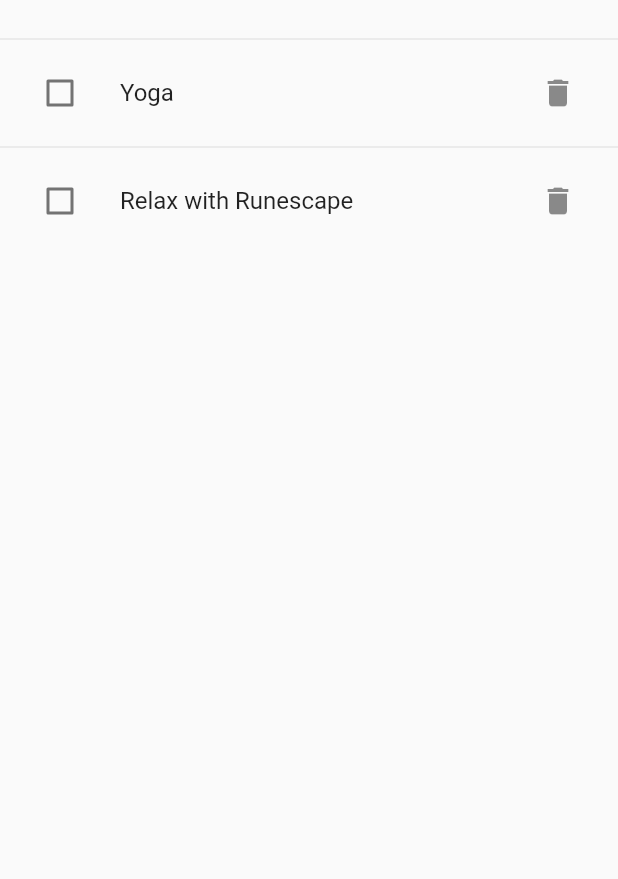
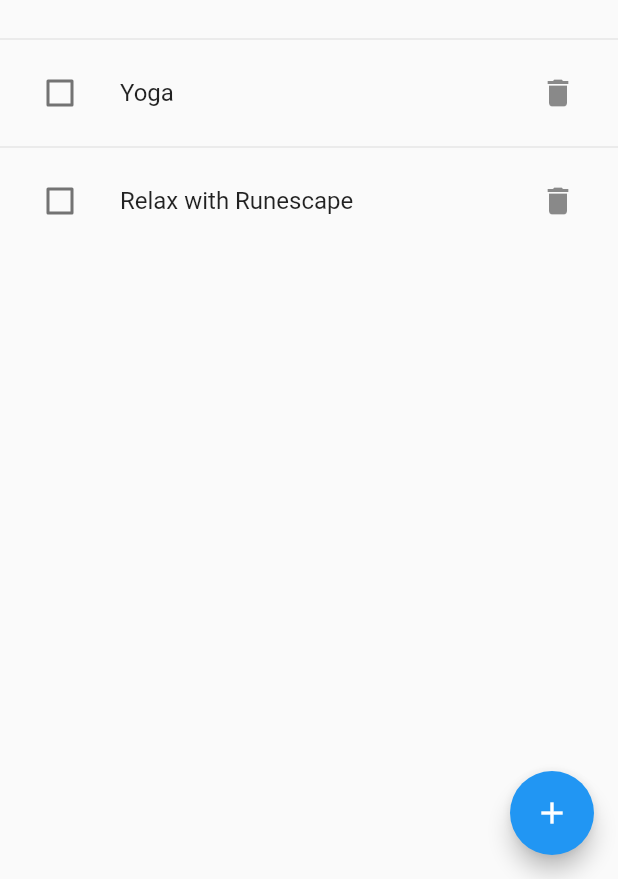
Before and after one commit to Z-Foster/todo-flutter, a Flutter app: the screen it shows after launch, on a phone screen of 412 x 824 dp, the part 357-1236 px from its top. Run offline on Flutter 3.47's test engine with Material 2 defaults, Android fonts, the phone set to English and light mode, and no system bars.

Commit message:
Add task modal in the works. Need to switch to showModalBottomSheet to prevent interaction with the rest of the app while adding a task.

```diff
--- /dev/null
+++ b/lib/add_task_fab.dart
@@ -0,0 +1,34 @@
+import 'package:flutter/material.dart';
+import 'package:todo/add_task_modal.dart';
+
+class AddTaskFab extends StatefulWidget {
+  @override
+  State createState() => _AddTaskFabState();
+}
+
+class _AddTaskFabState extends State<AddTaskFab> {
+  bool _showFab = true;
+
+  @override
+  Widget build(BuildContext context) {
+    return _showFab
+        ? FloatingActionButton(
+            child: Icon(Icons.add),
+            onPressed: () {
+              // modalFuture resolves when modal closes.
+              var controller = showBottomSheet(
+                context: context,
+                builder: (context) => AddTaskModal(),
+              );
+              _showFloatingActionButton(false);
+              controller.closed.then((_) => _showFloatingActionButton(true));
+            })
+        : Container();
+  }
+
+  _showFloatingActionButton(bool value) {
+    setState(() {
+      _showFab = value;
+    });
+  }
+}
--- a/lib/todo_page.dart
+++ b/lib/todo_page.dart
@@ -1,9 +1,12 @@
 import 'package:flutter/material.dart';
+import 'package:todo/add_task_fab.dart';
 import 'package:todo/model/task_list_model.dart';
 import 'package:provider/provider.dart';
 import 'task_list.dart';
+import 'add_task_fab.dart';
 
 class TodoPage extends StatelessWidget {
+
   @override
   Widget build(BuildContext context) {
     return Scaffold(
@@ -15,6 +18,7 @@ class TodoPage extends StatelessWidget {
           return TaskList(tasks: model.tasks);
         },
       ),
+      floatingActionButton: AddTaskFab(),
     );
   }
 }
```
Also changed, not shown: lib/add_task_modal.dart (added, +94 -0 lines), lib/styles.dart (added, +22 -0 lines), lib/task_list.dart (+16 -2 lines), lib/task_list_item.dart (+0 -97 lines).
